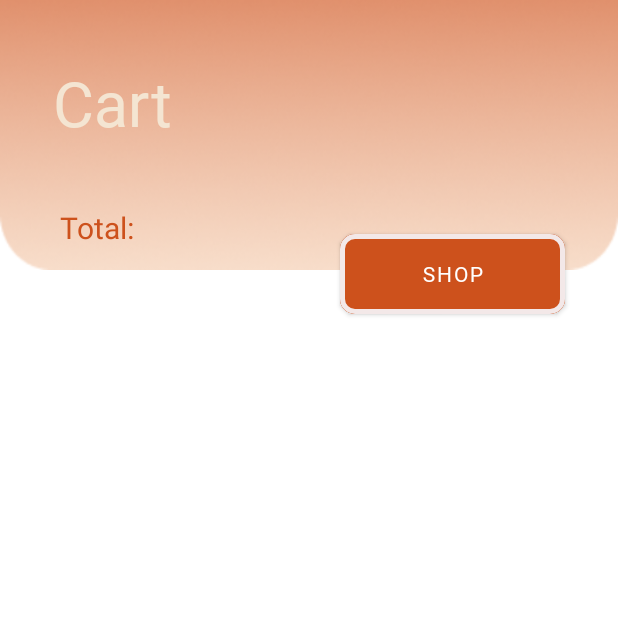
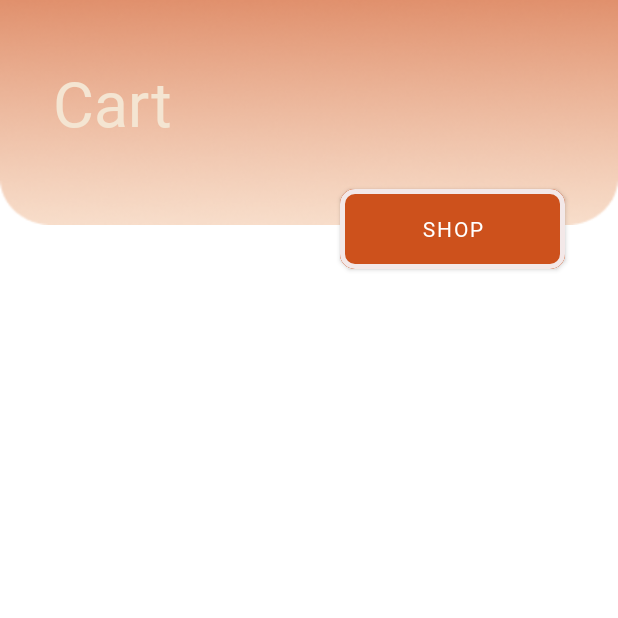
Before and after one commit to Mary-cpp/MusicShopApp, an Android app: the FragmentCart screen opened through its navigation route, on a phone screen of 412 x 824 dp, the top half of it. Run offline under Robolectric (Android 15) with nearby library versions, the phone set to English and light mode, and no system bars; our stand-ins replace Firebase (no records; nobody signed in at launch, a user with empty details on screens opened directly), Picasso, navigation-ui.

Commit message:
Final commit

```diff
--- a/app/src/main/java/com/example/myapp/FragmentCart.java
+++ b/app/src/main/java/com/example/myapp/FragmentCart.java
@@ -152,7 +152,7 @@
                     mOrders.clear();
                     for (QueryDocumentSnapshot doc : queryDocumentSnapshots){
                         Log.d(TAG_READ, doc.getId() + "=>" + doc.getData());
-                        details += doc.getString("name") + "; ";
+                        details += doc.getString("name") + ";\n";
                         total += doc.getLong("price");
                     }
                     Log.d("FIRESTORE READ 2", details + total);
--- a/app/src/main/res/layout/fragment_cart.xml
+++ b/app/src/main/res/layout/fragment_cart.xml
@@ -17,7 +17,7 @@
         android:layout_width="150dp"
         android:layout_height="65dp"
         android:layout_gravity="bottom|end"
-        android:layout_marginTop="150dp"
+        android:layout_marginTop="120dp"
         android:layout_marginEnd="35dp"
         android:backgroundTint="@color/chips_red"
         android:text="shop"
@@ -25,7 +25,7 @@
 
         <ImageView
             android:layout_width="match_parent"
-            android:layout_height="180dp"
+            android:layout_height="150dp"
             android:scaleType="fitXY"
             android:src="@drawable/back_shop"/>
 
@@ -33,24 +33,14 @@
             style="@style/headers_style_light"
             android:text="@string/cart"/>
 
-        <TextView
-            android:id="@+id/cart_total_text"
-            android:layout_marginStart="40dp"
-            android:layout_marginBottom="50dp"
-            android:layout_width="wrap_content"
-            android:layout_height="wrap_content"
-            android:textColor="@color/chips_red"
-            android:layout_gravity="bottom|start"
-            android:textSize="20sp"
-            android:text="Total: "/>
+
 
 
     </FrameLayout>
-
     <androidx.recyclerview.widget.RecyclerView
         android:id="@+id/cart_list"
         android:layout_marginTop="10dp"
-        android:layout_width="400dp"
+        android:layout_width="370dp"
         android:layout_height="wrap_content"
         android:layout_gravity="center_horizontal"/>
 
```
Also changed, not shown: app/src/main/res/layout/order_card_element.xml (+5 -4 lines).
